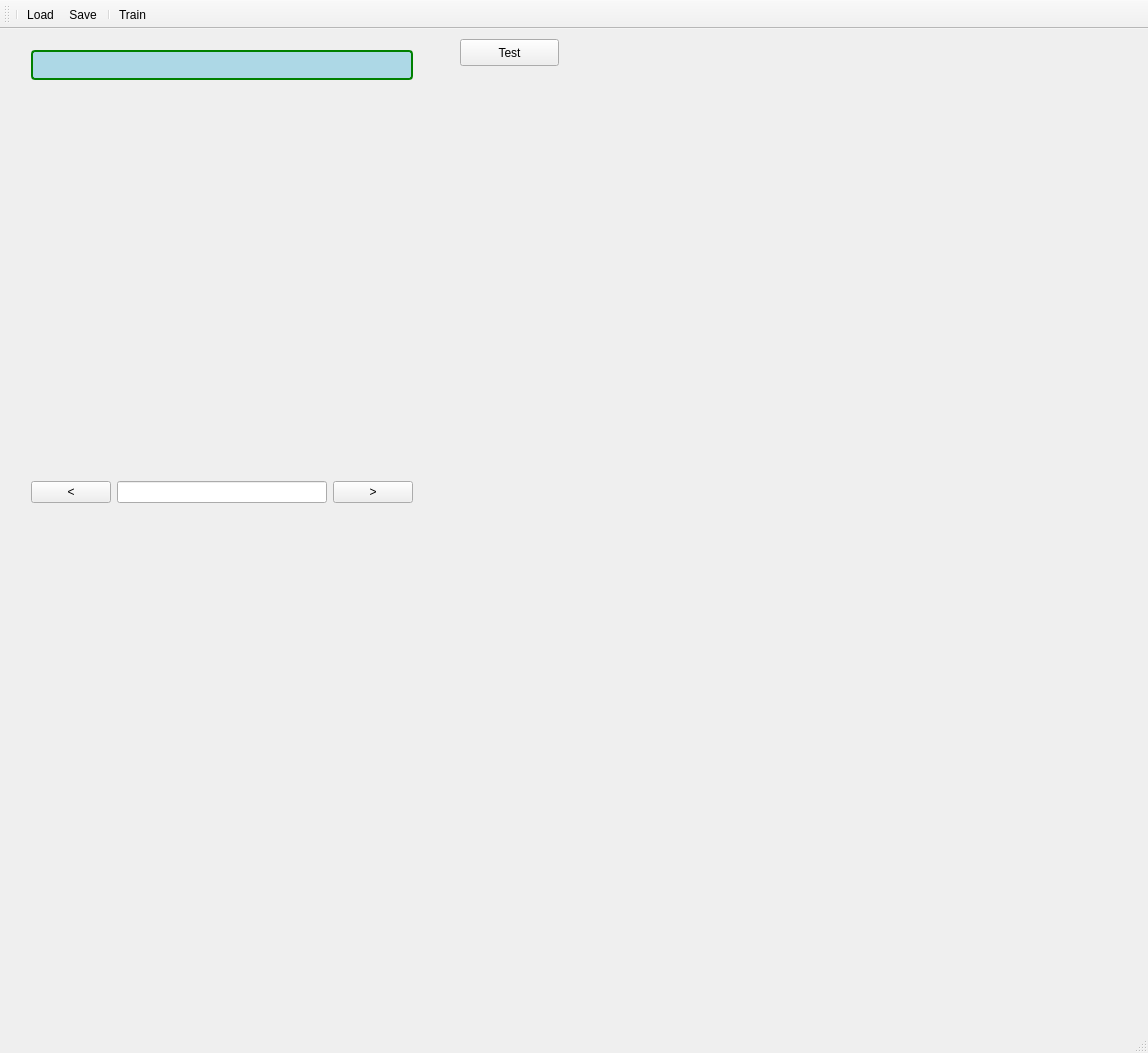
arielbernal/research, file rgNN/rgNN/mainwindow.ui: the form before one commit.
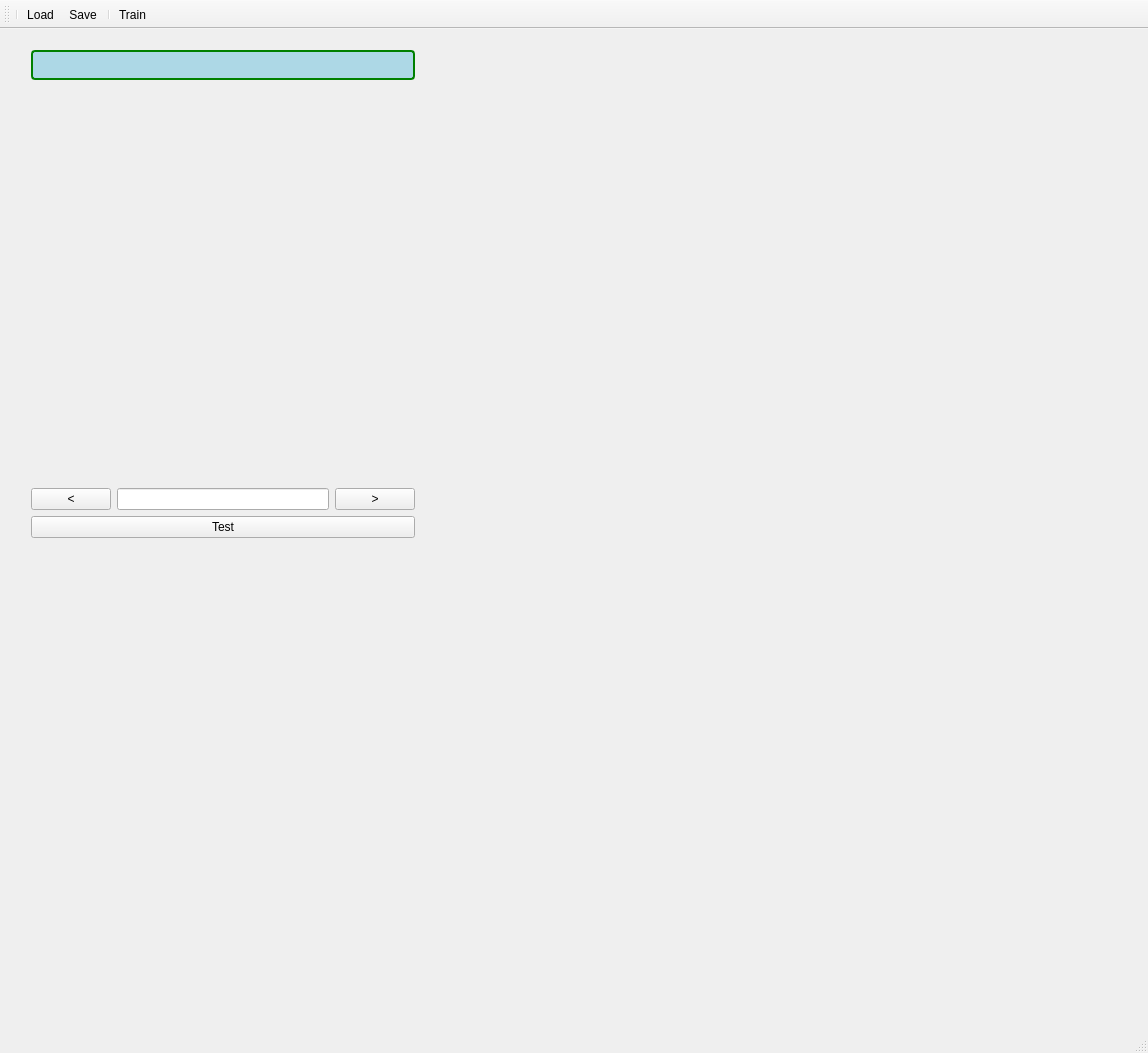
The form after the commit. Icons and pictures are not drawn. Custom widgets are drawn as their Qt base class.

```diff
--- a/rgNN/rgNN/mainwindow.ui
+++ b/rgNN/rgNN/mainwindow.ui
@@ -14,15 +14,17 @@
    <string>MainWindow</string>
   </property>
   <widget class="QWidget" name="centralWidget">
-   <widget class="QWidget" name="layoutWidget">
+   <widget class="QWidget" name="">
     <property name="geometry">
      <rect>
       <x>20</x>
       <y>10</y>
-      <width>404</width>
-      <height>475</height>
+      <width>406</width>
+      <height>510</height>
      </rect>
     </property>
+    <layout class="QVBoxLayout" name="verticalLayout_4">
+     <item>
     <layout class="QVBoxLayout" name="verticalLayout_2">
      <item>
       <layout class="QVBoxLayout" name="verticalLayout">
@@ -93,40 +95,66 @@
       </layout>
      </item>
     </layout>
-   </widget>
+     </item>
+     <item>
    <widget class="QPushButton" name="btnTest">
-    <property name="geometry">
-     <rect>
-      <x>460</x>
-      <y>10</y>
-      <width>99</width>
-      <height>27</height>
-     </rect>
-    </property>
     <property name="text">
      <string>Test</string>
     </property>
    </widget>
-   <widget class="QCustomPlot" name="chartErrors" native="true">
+     </item>
+    </layout>
+   </widget>
+   <widget class="QWidget" name="">
     <property name="geometry">
      <rect>
-      <x>420</x>
-      <y>490</y>
-      <width>391</width>
-      <height>381</height>
+      <x>440</x>
+      <y>10</y>
+      <width>302</width>
+      <height>608</height>
      </rect>
     </property>
-   </widget>
+    <layout class="QVBoxLayout" name="verticalLayout_3">
+     <item>
    <widget class="QCustomPlot" name="chartMSE" native="true">
-    <property name="geometry">
-     <rect>
-      <x>20</x>
-      <y>490</y>
-      <width>391</width>
-      <height>381</height>
-     </rect>
-    </property>
-   </widget>
+       <property name="minimumSize">
+        <size>
+         <width>300</width>
+         <height>300</height>
+        </size>
+       </property>
+       <property name="maximumSize">
+        <size>
+         <width>300</width>
+         <height>300</height>
+        </size>
+       </property>
+      </widget>
+     </item>
+     <item>
+      <widget class="QCustomPlot" name="chartErrors" native="true">
+       <property name="minimumSize">
+        <size>
+         <width>300</width>
+         <height>300</height>
+        </size>
+       </property>
+       <property name="maximumSize">
+        <size>
+         <width>300</width>
+         <height>300</height>
+        </size>
+       </property>
+      </widget>
+     </item>
+    </layout>
+   </widget>
+   <zorder>layoutWidget</zorder>
+   <zorder>btnTest</zorder>
+   <zorder>chartErrors</zorder>
+   <zorder>chartMSE</zorder>
+   <zorder>glDigit</zorder>
+   <zorder></zorder>
   </widget>
   <widget class="QMenuBar" name="menuBar">
    <property name="geometry">
```
Left out of the diff: 1 changed line with no effect on the pictures. Lines whose indentation alone changed are shown as unchanged.
